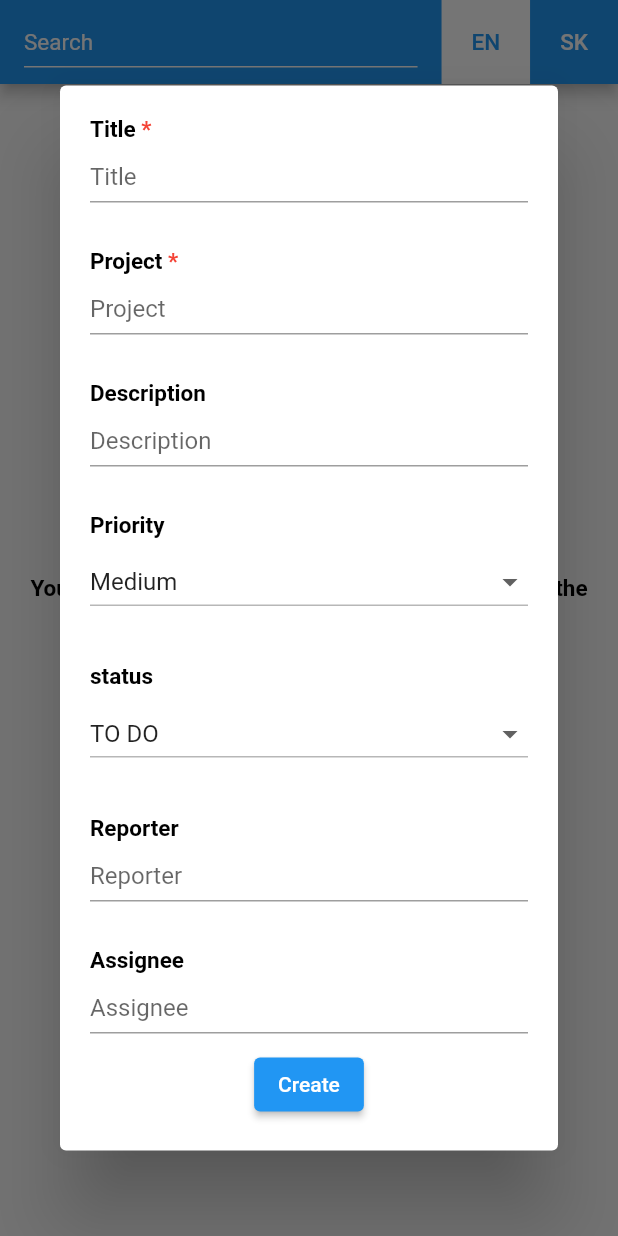
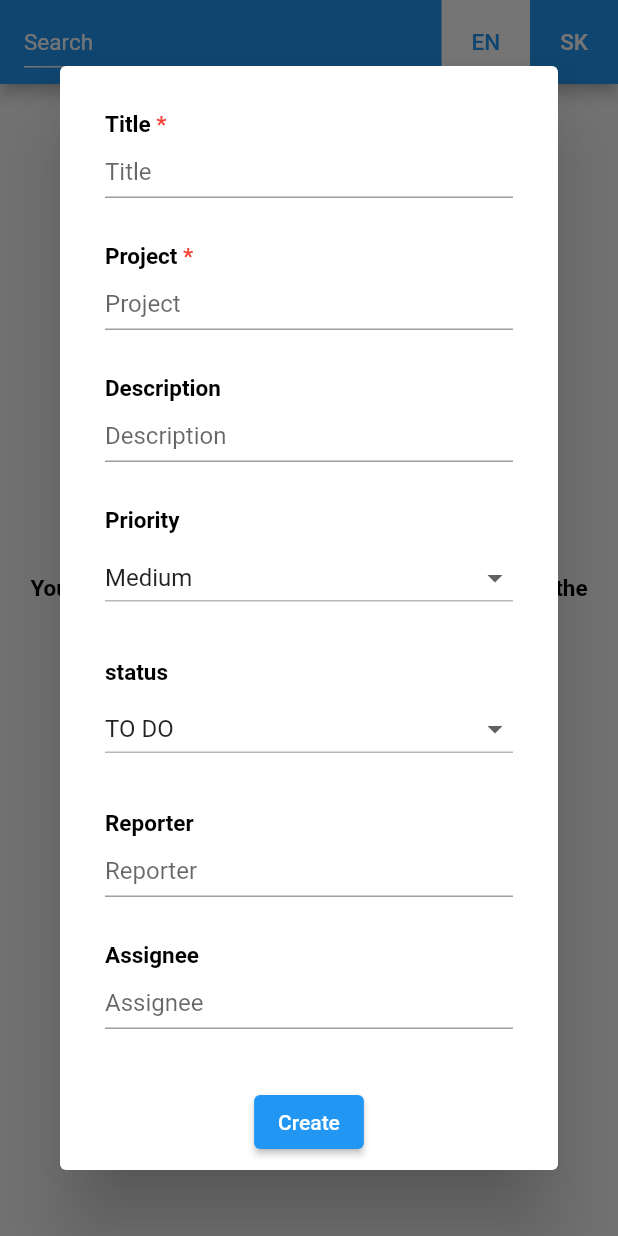
Before and after one commit to DavidCano98/jirawannabe, a Flutter app: the screen it shows after launch, after a tap on "New task", on a phone screen of 412 x 824 dp. Run offline on Flutter 3.47's test engine with Material 2 defaults, Android fonts, the phone set to English and light mode, and no system bars; our stand-ins replace flutter_svg, get, sqflite; accounts and stored records are empty.

Commit message:
alert dialog fix

```diff
--- a/lib/views/home_view.dart
+++ b/lib/views/home_view.dart
@@ -26,7 +26,8 @@ class HomeView extends GetView<HomeController> {
 
   Widget taskList(List<Task>? tasks) {
     return tasks == null
-        ? Padding(
+        ? Container(
+            alignment: Alignment.center,
             padding: const EdgeInsets.symmetric(horizontal: 15),
             child: Column(
               mainAxisAlignment: MainAxisAlignment.center,
--- a/lib/widgets/task_detail.dart
+++ b/lib/widgets/task_detail.dart
@@ -12,14 +12,16 @@ class TaskDetail extends StatelessWidget {
 
   @override
   Widget build(BuildContext context) {
+    var width = MediaQuery.of(context).size.width;
+    var height = MediaQuery.of(context).size.height;
     TaskDetailController controller = Get.put(TaskDetailController(task));
     return AlertDialog(
+      contentPadding: EdgeInsets.zero,
       content: SingleChildScrollView(
-        child: Padding(
-          padding: const EdgeInsets.all(20.0),
-          child: Column(
-            children: [
-              Obx(
+        child: Container(
+          width: width,
+          padding: const EdgeInsets.all(30),
+          child: Obx(
             () => Form(
               key: controller.formKey,
               child: Wrap(
@@ -87,21 +89,14 @@ class TaskDetail extends StatelessWidget {
                     },
                   ),
                 ],
-                    /*'id': id,
-              'status': status.index,
-              'title': title,
-              'priority': priority.index,
-              'project': project,
-              'description': description,
-              'reporter': reporter,
-              'assignee': assignee,
-              'position': position,*/
               ),
             ),
           ),
-              SizedBox(
-                height: 10,
+
         ),
+      ),
+      actionsAlignment: MainAxisAlignment.center,
+      actions: [
         task.position == null
             ? ElevatedButton(
           onPressed: () async => await controller.createTask(task),
@@ -112,10 +107,6 @@ class TaskDetail extends StatelessWidget {
           child: Text("save".tr),
         ),
       ],
-          ),
-        ),
-      ),
-      contentPadding: EdgeInsets.zero,
     );
   }
 }
```
Lines whose indentation alone changed are shown as unchanged.
